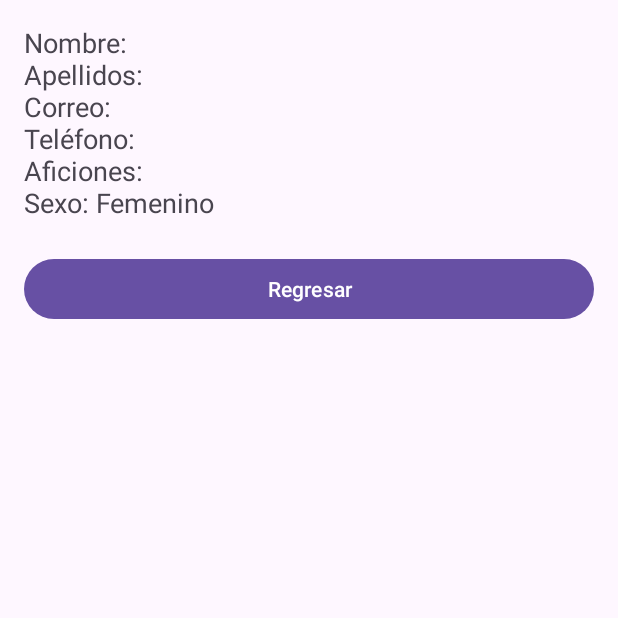
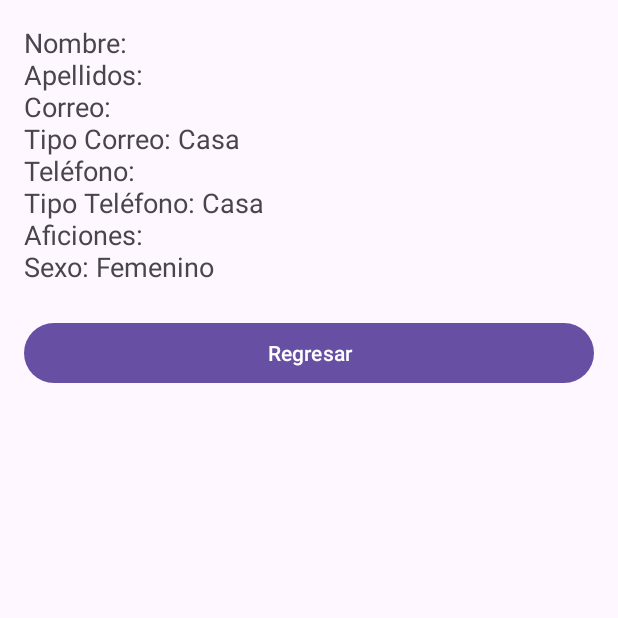
Before and after one commit to XrayTH/Taller1-AndroidEstudio, an Android app: the screen it shows after launch (SegundaActivity), after a tap on "Enviar", on a phone screen of 412 x 824 dp, the top half of it. Run offline under Robolectric (Android 15) with nearby library versions, the phone set to English and light mode, and no system bars.

Commit message:
v2 Tipos (correo y telefono)

```diff
--- a/app/src/main/java/com/example/intent/MainActivity.java
+++ b/app/src/main/java/com/example/intent/MainActivity.java
@@ -21,14 +21,13 @@ public class MainActivity extends AppCompatActivity {
     private EditText editTextTelefono;
     private CheckBox cb1, cb2, cb3, cb4;
     private RadioButton rb1, rb2;
-    Spinner spin;
+    Spinner spin, spin2;
 
     @Override
     protected void onCreate(Bundle savedInstanceState) {
         super.onCreate(savedInstanceState);
         setContentView(R.layout.activity_main);
 
-        // Inicializa las vistas
         editTextNombre = findViewById(R.id.editTextNombre);
         editTextApellidos = findViewById(R.id.editTextApellidos);
         editTextEmail = findViewById(R.id.editTextEmail);
@@ -40,12 +39,16 @@ public class MainActivity extends AppCompatActivity {
         rb1 = findViewById(R.id.radioButton);
         rb2 = findViewById(R.id.radioButton2);
         spin = findViewById(R.id.spinner);
-        ArrayAdapter<String> adaptador = new ArrayAdapter<>(this, android.R.layout.simple_spinner_item, new String[]{"casa", "personal", "trabajo", "emergencia"});
+        spin2 = findViewById(R.id.spinner2);
+        ArrayAdapter<String> adaptador = new ArrayAdapter<>(
+                this, android.R.layout.simple_spinner_item, new String[]{
+                        "Casa", "Personal", "Trabajo", "Emergencia"
+                });
         spin.setAdapter(adaptador);
+        spin2.setAdapter(adaptador);
     }
 
     public void enviarDatos(View view) {
-        // Recolecta los datos del formulario
         String aficiones = "";
         if (cb1.isChecked()) aficiones += "Música";
         if (cb2.isChecked()) aficiones += (aficiones.isEmpty() ? "" : ", ") + "Deporte";
@@ -57,11 +60,11 @@ public class MainActivity extends AppCompatActivity {
         String apellidos = editTextApellidos.getText().toString();
         String email = editTextEmail.getText().toString();
         String telefono = editTextTelefono.getText().toString();
+        String tipoTelefono = spin.getSelectedItem().toString();
+        String tipoCorreo = spin2.getSelectedItem().toString();
 
-        // Crea una instancia de UserModel
-        UserModel userModel = new UserModel(nombre, apellidos, email, telefono, sexo, aficiones);
+        UserModel userModel = new UserModel(nombre, apellidos, email, telefono, tipoTelefono, tipoCorreo, sexo, aficiones);
 
-        // Pasa UserModel a SegundaActivity
         Intent intent = new Intent(MainActivity.this, SegundaActivity.class);
         intent.putExtra("userModel", userModel);
         startActivity(intent);
--- a/app/src/main/java/com/example/intent/Modelo/UserModel.java
+++ b/app/src/main/java/com/example/intent/Modelo/UserModel.java
@@ -6,15 +6,19 @@ public class UserModel implements Serializable {
     private String nombre;
     private String apellidos;
     private String email;
+    private String tipoCorreo;
     private String telefono;
+    private String tipoTelefono;
     private String sexo;
     private String aficiones;
 
-    public UserModel(String nombre, String apellidos, String email, String telefono, String sexo, String aficiones) {
+    public UserModel(String nombre, String apellidos, String email, String telefono, String tipoTelefono, String tipoCorreo, String sexo, String aficiones) {
         this.nombre = nombre;
         this.apellidos = apellidos;
         this.email = email;
+        this.tipoCorreo = tipoCorreo;
         this.telefono = telefono;
+        this.tipoTelefono = tipoTelefono;
         this.sexo = sexo;
         this.aficiones = aficiones;
     }
@@ -26,8 +30,12 @@ public class UserModel implements Serializable {
     public void setApellidos(String apellidos) { this.apellidos = apellidos; }
     public String getEmail() { return email; }
     public void setEmail(String email) { this.email = email; }
+    public String getTipoCorreo() { return tipoCorreo; }
+    public void setTipoCorreo(String tipoCorreo) { this.tipoCorreo = tipoCorreo; }
     public String getTelefono() { return telefono; }
     public void setTelefono(String telefono) { this.telefono = telefono; }
+    public String getTipoTelefono() { return tipoTelefono; }
+    public void setTipoTelefono(String tipoTelefono) { this.tipoTelefono = tipoTelefono; }
     public String getSexo() { return sexo; }
     public void setSexo(String sexo) { this.sexo = sexo; }
     public String getAficiones() { return aficiones; }
--- a/app/src/main/java/com/example/intent/SegundaActivity.java
+++ b/app/src/main/java/com/example/intent/SegundaActivity.java
@@ -27,7 +27,9 @@ public class SegundaActivity extends AppCompatActivity {
             sb.append("Nombre: ").append(userModel.getNombre()).append("\n");
             sb.append("Apellidos: ").append(userModel.getApellidos()).append("\n");
             sb.append("Correo: ").append(userModel.getEmail()).append("\n");
+            sb.append("Tipo Correo: ").append(userModel.getTipoCorreo()).append("\n");
             sb.append("Teléfono: ").append(userModel.getTelefono()).append("\n");
+            sb.append("Tipo Teléfono: ").append(userModel.getTipoTelefono()).append("\n");
             sb.append("Aficiones: ").append(userModel.getAficiones()).append("\n");
             sb.append("Sexo: ").append(userModel.getSexo()).append("\n");
 
--- a/app/src/main/res/layout/activity_main.xml
+++ b/app/src/main/res/layout/activity_main.xml
@@ -34,6 +34,11 @@
         android:layout_height="wrap_content"
         android:hint="Correo electrónico"
         android:inputType="textEmailAddress"/>
+
+    <Spinner
+        android:id="@+id/spinner2"
+        android:layout_width="match_parent"
+        android:layout_height="wrap_content" />
 
     <EditText
         android:id="@+id/editTextTelefono"
```
